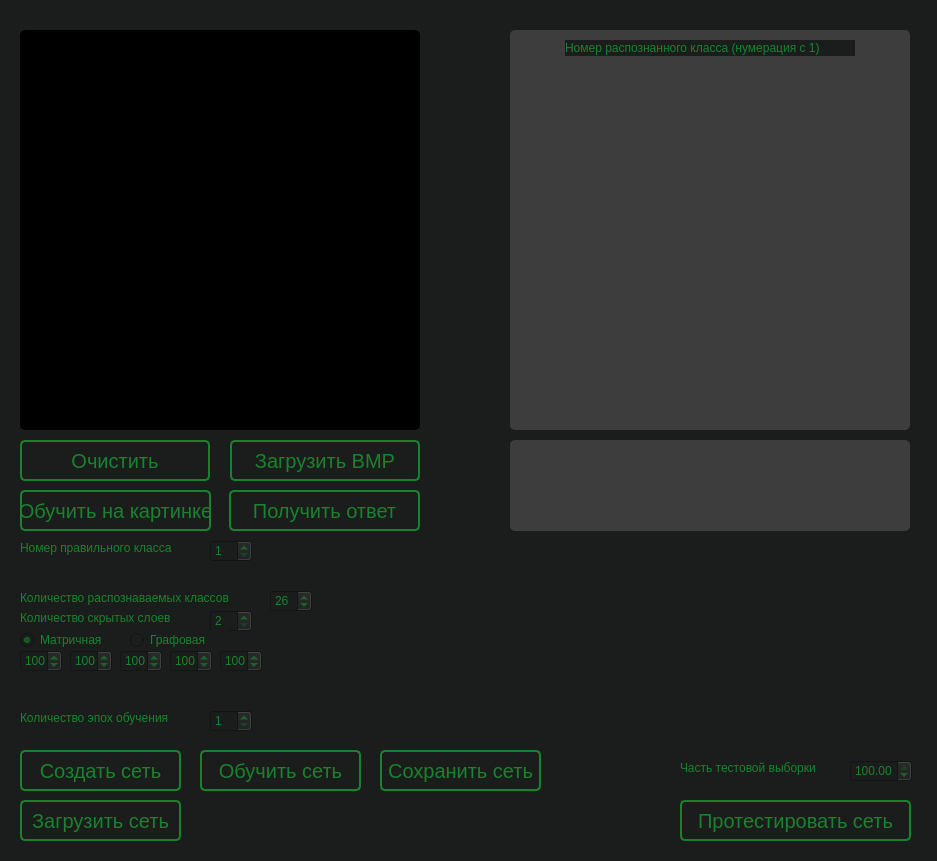
First picture: the form in MLP/view/mainwindow.ui, repository thegreatestgirl/Perceptron_simulator, before the edit.
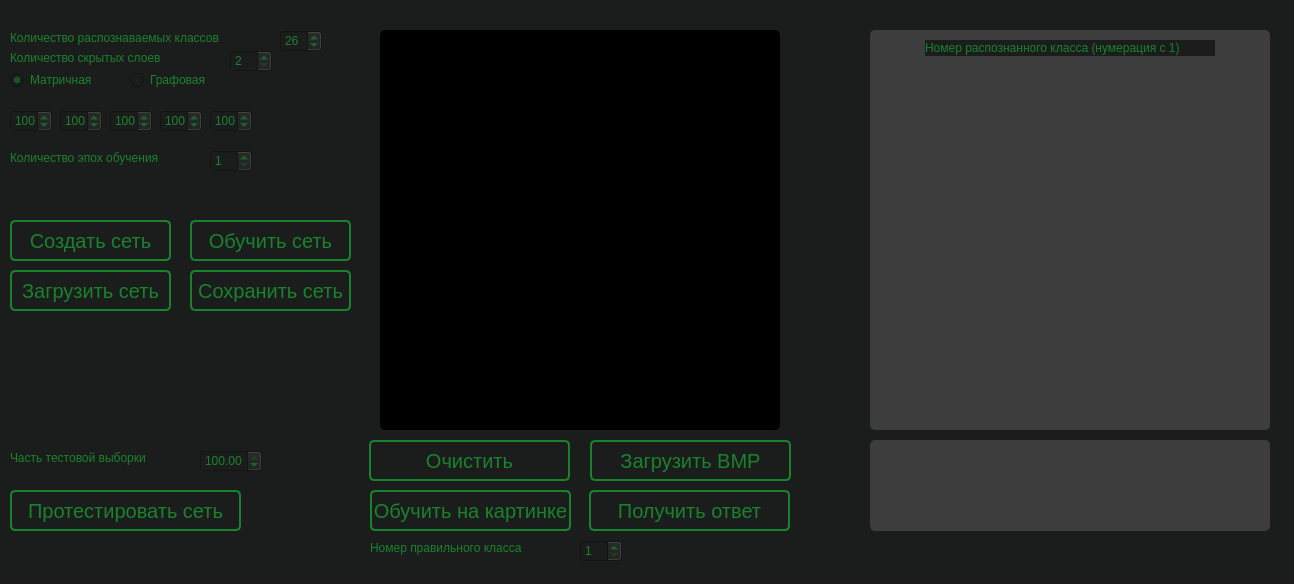
Second picture: the form after the edit.

What changed in the file:
```diff
--- a/MLP/view/mainwindow.ui
+++ b/MLP/view/mainwindow.ui
@@ -6,8 +6,8 @@
    <rect>
     <x>0</x>
     <y>0</y>
-    <width>937</width>
-    <height>861</height>
+    <width>1294</width>
+    <height>584</height>
    </rect>
   </property>
   <property name="windowTitle">
@@ -21,7 +21,7 @@
    <widget class="QGraphicsView" name="graphicsView">
     <property name="geometry">
      <rect>
-      <x>20</x>
+      <x>380</x>
       <y>30</y>
       <width>400</width>
       <height>400</height>
@@ -50,9 +50,9 @@
    <widget class="QPushButton" name="clear_graphics_view_button">
     <property name="geometry">
      <rect>
-      <x>20</x>
+      <x>369</x>
       <y>440</y>
-      <width>190</width>
+      <width>201</width>
       <height>41</height>
      </rect>
     </property>
@@ -72,9 +72,9 @@
    <widget class="QPushButton" name="make_a_guess_button">
     <property name="geometry">
      <rect>
-      <x>229</x>
+      <x>589</x>
       <y>490</y>
-      <width>191</width>
+      <width>201</width>
       <height>41</height>
      </rect>
     </property>
@@ -94,7 +94,7 @@
    <widget class="QLabel" name="answer">
     <property name="geometry">
      <rect>
-      <x>510</x>
+      <x>870</x>
       <y>30</y>
       <width>400</width>
       <height>400</height>
@@ -121,8 +121,8 @@
    <widget class="QPushButton" name="load_network_button">
     <property name="geometry">
      <rect>
-      <x>20</x>
-      <y>800</y>
+      <x>10</x>
+      <y>270</y>
       <width>161</width>
       <height>41</height>
      </rect>
@@ -143,8 +143,8 @@
    <widget class="QSpinBox" name="hidden_layers_quantity">
     <property name="geometry">
      <rect>
-      <x>210</x>
-      <y>610</y>
+      <x>230</x>
+      <y>50</y>
       <width>42</width>
       <height>22</height>
      </rect>
@@ -159,9 +159,9 @@
    <widget class="QLabel" name="label_2">
     <property name="geometry">
      <rect>
-      <x>20</x>
-      <y>610</y>
-      <width>171</width>
+      <x>10</x>
+      <y>50</y>
+      <width>191</width>
       <height>16</height>
      </rect>
     </property>
@@ -172,8 +172,8 @@
    <widget class="QSpinBox" name="nq_on_first">
     <property name="geometry">
      <rect>
-      <x>20</x>
-      <y>650</y>
+      <x>10</x>
+      <y>110</y>
       <width>42</width>
       <height>22</height>
      </rect>
@@ -191,8 +191,8 @@
    <widget class="QSpinBox" name="nq_on_second">
     <property name="geometry">
      <rect>
-      <x>70</x>
-      <y>650</y>
+      <x>60</x>
+      <y>110</y>
       <width>42</width>
       <height>22</height>
      </rect>
@@ -210,8 +210,8 @@
    <widget class="QSpinBox" name="nq_on_third">
     <property name="geometry">
      <rect>
-      <x>120</x>
-      <y>650</y>
+      <x>110</x>
+      <y>110</y>
       <width>42</width>
       <height>22</height>
      </rect>
@@ -229,8 +229,8 @@
    <widget class="QSpinBox" name="nq_on_fourth">
     <property name="geometry">
      <rect>
-      <x>170</x>
-      <y>650</y>
+      <x>160</x>
+      <y>110</y>
       <width>42</width>
       <height>22</height>
      </rect>
@@ -248,8 +248,8 @@
    <widget class="QSpinBox" name="nq_on_fifth">
     <property name="geometry">
      <rect>
-      <x>220</x>
-      <y>650</y>
+      <x>210</x>
+      <y>110</y>
       <width>42</width>
       <height>22</height>
      </rect>
@@ -267,8 +267,8 @@
    <widget class="QPushButton" name="create_network_button">
     <property name="geometry">
      <rect>
-      <x>20</x>
-      <y>750</y>
+      <x>10</x>
+      <y>220</y>
       <width>161</width>
       <height>41</height>
      </rect>
@@ -289,9 +289,9 @@
    <widget class="QRadioButton" name="matrix_network">
     <property name="geometry">
      <rect>
-      <x>20</x>
-      <y>630</y>
-      <width>99</width>
+      <x>10</x>
+      <y>70</y>
+      <width>111</width>
       <height>20</height>
      </rect>
     </property>
@@ -306,7 +306,7 @@
     <property name="geometry">
      <rect>
       <x>130</x>
-      <y>630</y>
+      <y>70</y>
       <width>99</width>
       <height>20</height>
      </rect>
@@ -318,8 +318,8 @@
    <widget class="QPushButton" name="train_net">
     <property name="geometry">
      <rect>
-      <x>200</x>
-      <y>750</y>
+      <x>190</x>
+      <y>220</y>
       <width>161</width>
       <height>41</height>
      </rect>
@@ -340,9 +340,9 @@
    <widget class="QPushButton" name="load_bmp">
     <property name="geometry">
      <rect>
-      <x>230</x>
+      <x>590</x>
       <y>440</y>
-      <width>190</width>
+      <width>201</width>
       <height>41</height>
      </rect>
     </property>
@@ -363,7 +363,7 @@
     <property name="geometry">
      <rect>
       <x>210</x>
-      <y>710</y>
+      <y>150</y>
       <width>42</width>
       <height>22</height>
      </rect>
@@ -378,9 +378,9 @@
    <widget class="QLabel" name="label_3">
     <property name="geometry">
      <rect>
-      <x>20</x>
-      <y>710</y>
-      <width>171</width>
+      <x>10</x>
+      <y>150</y>
+      <width>191</width>
       <height>16</height>
      </rect>
     </property>
@@ -391,8 +391,8 @@
    <widget class="QDoubleSpinBox" name="part_of_test">
     <property name="geometry">
      <rect>
-      <x>850</x>
-      <y>760</y>
+      <x>200</x>
+      <y>450</y>
       <width>62</width>
       <height>22</height>
      </rect>
@@ -410,9 +410,9 @@
    <widget class="QLabel" name="label_4">
     <property name="geometry">
      <rect>
-      <x>680</x>
-      <y>760</y>
-      <width>161</width>
+      <x>10</x>
+      <y>450</y>
+      <width>181</width>
       <height>16</height>
      </rect>
     </property>
@@ -423,8 +423,8 @@
    <widget class="QPushButton" name="test_net">
     <property name="geometry">
      <rect>
-      <x>680</x>
-      <y>800</y>
+      <x>10</x>
+      <y>490</y>
       <width>231</width>
       <height>41</height>
      </rect>
@@ -445,7 +445,7 @@
    <widget class="QLabel" name="answer_probability">
     <property name="geometry">
      <rect>
-      <x>510</x>
+      <x>870</x>
       <y>440</y>
       <width>400</width>
       <height>91</height>
@@ -472,8 +472,8 @@
    <widget class="QPushButton" name="save_net">
     <property name="geometry">
      <rect>
-      <x>380</x>
-      <y>750</y>
+      <x>190</x>
+      <y>270</y>
       <width>161</width>
       <height>41</height>
      </rect>
@@ -494,7 +494,7 @@
    <widget class="QLabel" name="label">
     <property name="geometry">
      <rect>
-      <x>565</x>
+      <x>925</x>
       <y>40</y>
       <width>290</width>
       <height>16</height>
@@ -507,9 +507,9 @@
    <widget class="QLabel" name="label_5">
     <property name="geometry">
      <rect>
-      <x>20</x>
-      <y>590</y>
-      <width>241</width>
+      <x>10</x>
+      <y>30</y>
+      <width>271</width>
       <height>16</height>
      </rect>
     </property>
@@ -520,8 +520,8 @@
    <widget class="QSpinBox" name="output_classes_quantity">
     <property name="geometry">
      <rect>
-      <x>270</x>
-      <y>590</y>
+      <x>280</x>
+      <y>30</y>
       <width>42</width>
       <height>22</height>
      </rect>
@@ -539,9 +539,9 @@
    <widget class="QPushButton" name="train_on_img">
     <property name="geometry">
      <rect>
-      <x>20</x>
+      <x>370</x>
       <y>490</y>
-      <width>191</width>
+      <width>201</width>
       <height>41</height>
      </rect>
     </property>
@@ -561,9 +561,9 @@
    <widget class="QLabel" name="label_6">
     <property name="geometry">
      <rect>
-      <x>20</x>
+      <x>370</x>
       <y>540</y>
-      <width>181</width>
+      <width>201</width>
       <height>16</height>
      </rect>
     </property>
@@ -574,7 +574,7 @@
    <widget class="QSpinBox" name="right_class_number">
     <property name="geometry">
      <rect>
-      <x>210</x>
+      <x>580</x>
       <y>540</y>
       <width>42</width>
       <height>22</height>
```
